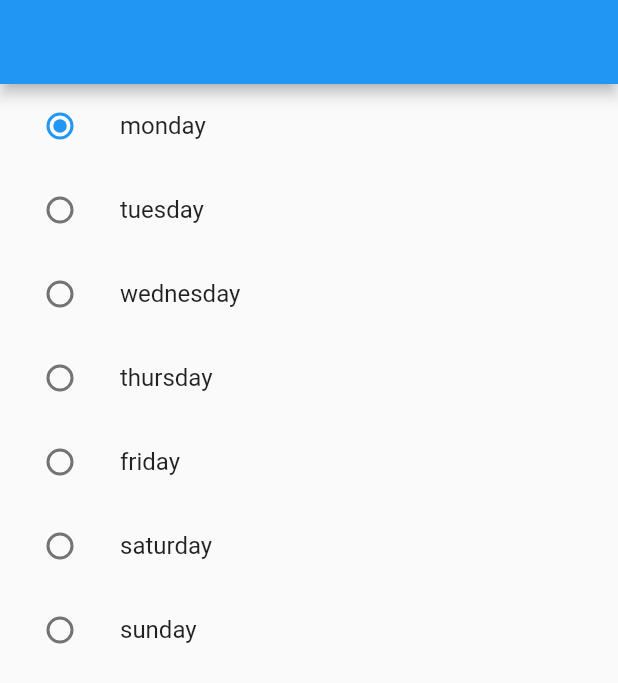
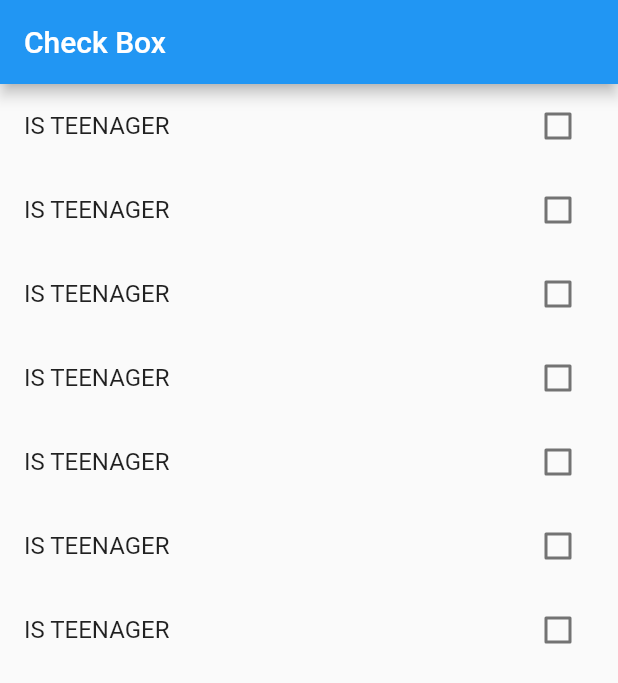
Before and after one commit to Abdusamad98/flutter_nt_ten, a Flutter app: the screen it shows after launch, on a phone screen of 412 x 824 dp. Shown: the top 683 px of the screen. Run offline on Flutter 3.47's test engine with Material 3 defaults, Android fonts, the phone set to English and light mode, and no system bars.

Commit message:
Some changes

```diff
--- /dev/null
+++ b/lib/check_box_example.dart
@@ -0,0 +1,54 @@
+import 'package:flutter/material.dart';
+
+class CheckBoxExample extends StatefulWidget {
+  const CheckBoxExample({super.key});
+
+  @override
+  State<CheckBoxExample> createState() => _CheckBoxExampleState();
+}
+
+class _CheckBoxExampleState extends State<CheckBoxExample> {
+  bool checkBoxState = false;
+
+  List<bool> selectionStates = [
+    false,
+    false,
+    false,
+    false,
+    false,
+    false,
+    false,
+  ];
+
+  @override
+  Widget build(BuildContext context) {
+    return Scaffold(
+      appBar: AppBar(
+        title: const Text("Check Box"),
+      ),
+      body: Column(
+        children: [
+          ...List.generate(
+            selectionStates.length,
+            (index) => ListTile(
+              onTap: () {
+                setState(() {
+                  selectionStates[index] = !selectionStates[index];
+                });
+              },
+              title: const Text("IS TEENAGER"),
+              trailing: Checkbox(
+                value: selectionStates[index],
+                onChanged: (v) {
+                  setState(() {
+                    selectionStates[index] = !selectionStates[index];
+                  });
+                },
+              ),
+            ),
+          ),
+        ],
+      ),
+    );
+  }
+}
--- a/lib/main.dart
+++ b/lib/main.dart
@@ -1,4 +1,5 @@
 import 'package:flutter/material.dart';
+import 'package:flutter_nt_ten/check_box_example.dart';
 import 'package:flutter_nt_ten/dynamic_selection_screen.dart';
 import 'package:flutter_nt_ten/radio_button_example.dart';
 import 'package:flutter_nt_ten/simple_selection_example.dart';
@@ -9,7 +10,7 @@ void main() {
     MaterialApp(
       debugShowCheckedModeBanner: false,
       theme: ThemeData(useMaterial3: false),
-      home: RadioExample(),
+      home: CheckBoxExample(),
     ),
   );
 }
```
